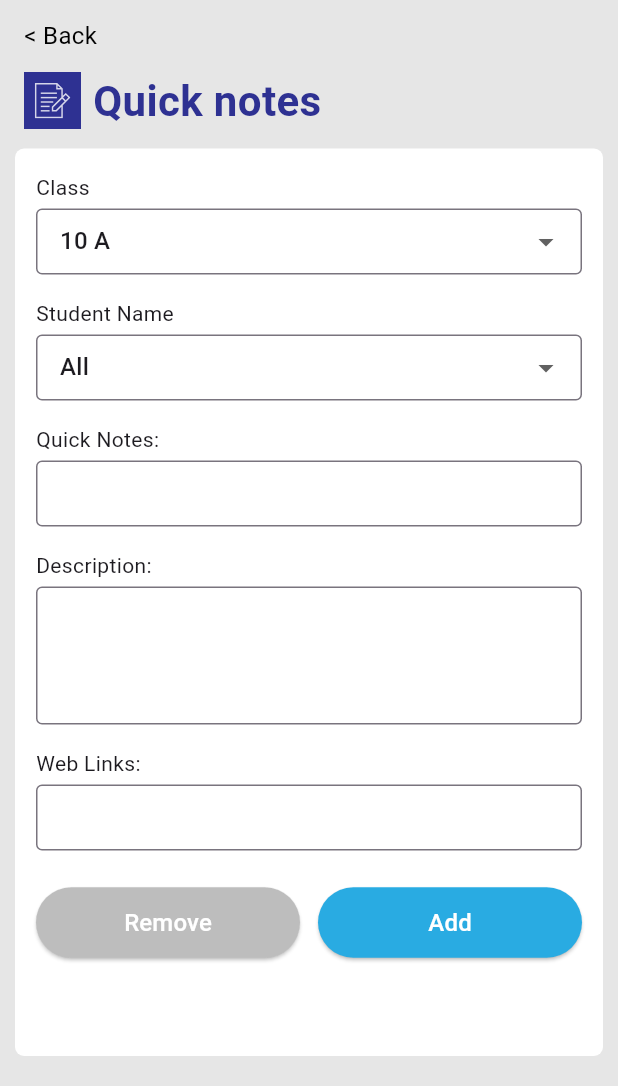
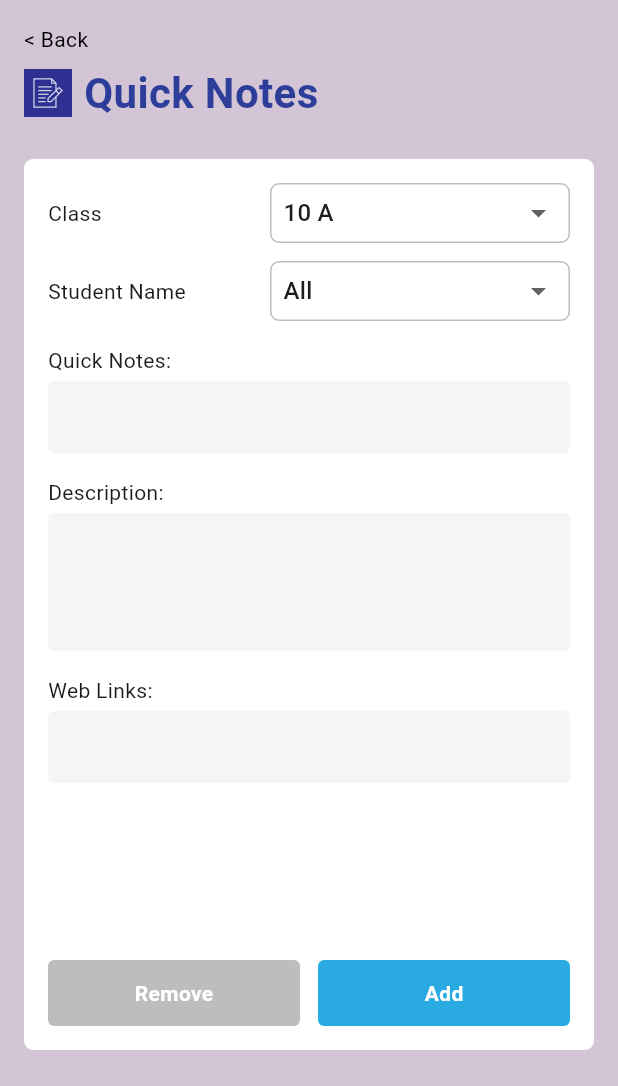
Before and after one commit to Sathiya-Developer007/EDLive-SchoolApp, a Flutter app: the AddQuickNotePage screen opened directly, on a phone screen of 412 x 824 dp, the part 150-1236 px from its top. Run offline on Flutter 3.47's test engine with Material 3 defaults, Android fonts, the phone set to English and light mode, and no system bars; our stand-ins replace flutter_svg, qr_flutter, shared_preferences; accounts and stored records are empty.

Commit message:
updated quick notes page ui design

```diff
--- a/lib/screens/teachers/teacher_quick_notes_addpage.dart
+++ b/lib/screens/teachers/teacher_quick_notes_addpage.dart
@@ -21,95 +21,144 @@ class _AddQuickNotePageState extends State<AddQuickNotePage> {
   @override
   Widget build(BuildContext context) {
     return Scaffold(
-      backgroundColor: const Color(0xFFE6E6E6),
+      backgroundColor: const Color(0xFFD3C4D6), // same purple bg
       appBar: TeacherAppBar(),
       drawer: MenuDrawer(),
       body: SafeArea(
-  child: Column(
-    children: [
-      // Top section (Back + Title)
-      Padding(
-        padding: const EdgeInsets.symmetric(horizontal: 16, vertical: 12),
+        child: Padding(
+          padding: const EdgeInsets.fromLTRB(16, 16, 16, 24),
           child: Column(
             crossAxisAlignment: CrossAxisAlignment.start,
             children: [
+              // Back + Title
               GestureDetector(
                 onTap: () => Navigator.pop(context),
                 child: const Text(
                   "< Back",
-                style: TextStyle(fontSize: 16, color: Colors.black),
+                  style: TextStyle(fontSize: 14, color: Colors.black),
                 ),
               ),
-            const SizedBox(height: 12),
+              const SizedBox(height: 6),
 
               Row(
                 children: [
                   Container(
-                  padding: const EdgeInsets.all(7),
-                  color: const Color(0xFF2E3192),
+                    padding: const EdgeInsets.all(6),
+                    decoration: const BoxDecoration(
+                      color: Color(0xFF2E3192),
+                    ),
                     child: SvgPicture.asset(
                       'assets/icons/quick_notes.svg',
-                    height: 24,
+                      height: 20,
+                      width: 20,
                       color: Colors.white,
                     ),
                   ),
                   const SizedBox(width: 8),
                   const Text(
-                  "Quick notes",
+                    "Quick Notes",
                     style: TextStyle(
+                      color: Color(0xFF2D3E9A),
+                      fontWeight: FontWeight.bold,
                       fontSize: 28,
-                    fontWeight: FontWeight.w700,
-                    color: Color(0xFF2E3192),
                     ),
                   ),
                 ],
               ),
-          ],
-        ),
-      ),
 
-      // White container that expands + scrolls internally
+              const SizedBox(height: 24),
+
+              // White container (same style as Resources page)
               Expanded(
                 child: Container(
-          margin: const EdgeInsets.only(bottom: 20,right: 10,left:10), // 20px gap at bottom
-          padding: const EdgeInsets.symmetric(horizontal: 14, vertical: 16),
                   decoration: BoxDecoration(
                     color: Colors.white,
                     borderRadius: BorderRadius.circular(6),
                   ),
+                  padding: const EdgeInsets.all(16),
+                  child: Column(
+                    crossAxisAlignment: CrossAxisAlignment.start,
+                    children: [
+                      // scrollable form
+                   Expanded(
   child: SingleChildScrollView(
     child: Column(
       crossAxisAlignment: CrossAxisAlignment.start,
       children: [
-                const Text("Class"),
-                const SizedBox(height: 4),
-                DropdownButtonFormField<String>(
+        // Class Row
+        Row(
+          mainAxisAlignment: MainAxisAlignment.spaceBetween,
+          children: [
+            const Text("Class", style: TextStyle(fontSize: 14)),
+            const SizedBox(width: 20),
+            SizedBox(
+              width: 200,
+              child: Container(
+                padding: const EdgeInsets.symmetric(horizontal: 8),
+                height: 40,
+                decoration: BoxDecoration(
+                  color: Colors.white,
+                  border: Border.all(color: Colors.grey.shade400),
+                  borderRadius: BorderRadius.circular(6),
+                ),
+                child: DropdownButton<String>(
                   value: selectedClass,
-                  decoration: _inputDecoration(),
-                  items: ["10 A", "9 B", "8 C"]
-                      .map((e) => DropdownMenuItem(value: e, child: Text(e)))
-                      .toList(),
+                  isExpanded: true,
+                  underline: const SizedBox(),
+                  items: ["10 A", "9 B", "8 C"].map((cls) {
+                    return DropdownMenuItem(
+                      value: cls,
+                      child: Text(cls),
+                    );
+                  }).toList(),
                   onChanged: (val) {
-                    setState(() => selectedClass = val);
+                    if (val != null) setState(() => selectedClass = val);
                   },
+                ),
+              ),
+            ),
+          ],
+        ),
+        const SizedBox(height: 12),
+
+        // Student Name Row
+        Row(
+          mainAxisAlignment: MainAxisAlignment.spaceBetween,
+          children: [
+            const Text("Student Name", style: TextStyle(fontSize: 14)),
+            const SizedBox(width: 20),
+            SizedBox(
+              width: 200,
+              child: Container(
+                padding: const EdgeInsets.symmetric(horizontal: 8),
+                height: 40,
+                decoration: BoxDecoration(
+                  color: Colors.white,
+                  border: Border.all(color: Colors.grey.shade400),
+                  borderRadius: BorderRadius.circular(6),
+                ),
+                child: DropdownButton<String>(
+                  value: selectedStudent,
+                  isExpanded: true,
+                  underline: const SizedBox(),
+                  items: ["All", "John", "Ananya", "Rahul"].map((stu) {
+                    return DropdownMenuItem(
+                      value: stu,
+                      child: Text(stu),
+                    );
+                  }).toList(),
+                  onChanged: (val) {
+                    if (val != null) setState(() => selectedStudent = val);
+                  },
+                ),
+              ),
+            ),
+          ],
         ),
         const SizedBox(height: 16),
 
-                const Text("Student Name"),
-                const SizedBox(height: 4),
-                DropdownButtonFormField<String>(
-                  value: selectedStudent,
-                  decoration: _inputDecoration(),
-                  items: ["All", "John", "Ananya", "Rahul"]
-                      .map((e) => DropdownMenuItem(value: e, child: Text(e)))
-                      .toList(),
-                  onChanged: (val) {
-                    setState(() => selectedStudent = val);
-                  },
-                ),
-                const SizedBox(height: 16),
-
-                const Text("Quick Notes:"),
+        // Quick Notes
+        const Text("Quick Notes:", style: TextStyle(fontSize: 14)),
         const SizedBox(height: 4),
         TextField(
           controller: noteController,
@@ -117,7 +166,8 @@ class _AddQuickNotePageState extends State<AddQuickNotePage> {
         ),
         const SizedBox(height: 16),
 
-                const Text("Description:"),
+        // Description
+        const Text("Description:", style: TextStyle(fontSize: 14)),
         const SizedBox(height: 4),
         TextField(
           controller: descController,
@@ -126,44 +176,66 @@ class _AddQuickNotePageState extends State<AddQuickNotePage> {
         ),
         const SizedBox(height: 16),
 
-                const Text("Web Links:"),
+        // Web Links
+        const Text("Web Links:", style: TextStyle(fontSize: 14)),
         const SizedBox(height: 4),
         TextField(
           controller: linkController,
           decoration: _inputDecoration(),
         ),
-                const SizedBox(height: 24),
+        const SizedBox(height: 16),
+      ],
+    ),
+  ),
+),
 
+
+                      const SizedBox(height: 16),
+
+                      // Buttons always at bottom
                       Row(
                         children: [
                           Expanded(
-                      child: ElevatedButton(
-                        style: ElevatedButton.styleFrom(
-                          backgroundColor: Colors.grey.shade400,
-                          padding:
-                              const EdgeInsets.symmetric(vertical: 12),
+                            child: Container(
+                              height: 44,
+                              decoration: BoxDecoration(
+                                color: Colors.grey.shade400,
+                                borderRadius: BorderRadius.circular(4),
                               ),
-                        onPressed: () {},
-                        child: const Text(
+                              child: const Center(
+                                child: Text(
                                   "Remove",
-                          style:
-                              TextStyle(color: Colors.white, fontSize: 16),
+                                  style: TextStyle(
+                                    color: Colors.white,
+                                    fontWeight: FontWeight.w600,
+                                  ),
+                                ),
                               ),
                             ),
                           ),
                           const SizedBox(width: 12),
                           Expanded(
-                      child: ElevatedButton(
-                        style: ElevatedButton.styleFrom(
-                          backgroundColor: const Color(0xFF29ABE2),
-                          padding:
-                              const EdgeInsets.symmetric(vertical: 12),
+                            child: GestureDetector(
+                              onTap: () {
+                                debugPrint("Added Quick Note: "
+                                    "${noteController.text}, ${descController.text}, ${linkController.text}");
+                                Navigator.pop(context);
+                              },
+                              child: Container(
+                                height: 44,
+                                decoration: BoxDecoration(
+                                  color: const Color(0xFF29ABE2),
+                                  borderRadius: BorderRadius.circular(4),
                                 ),
-                        onPressed: () {},
-                        child: const Text(
+                                child: const Center(
+                                  child: Text(
                                     "Add",
-                          style:
-                              TextStyle(color: Colors.white, fontSize: 16),
+                                    style: TextStyle(
+                                      color: Colors.white,
+                                      fontWeight: FontWeight.w600,
+                                    ),
+                                  ),
+                                ),
                               ),
                             ),
                           ),
@@ -172,9 +244,9 @@ class _AddQuickNotePageState extends State<AddQuickNotePage> {
                     ],
                   ),
                 ),
+              )
+            ],
           ),
-      ),
-    ],
         ),
       ),
     );
@@ -182,11 +254,13 @@ class _AddQuickNotePageState extends State<AddQuickNotePage> {
 
   InputDecoration _inputDecoration() {
     return InputDecoration(
-      isDense: true,
-      contentPadding: const EdgeInsets.symmetric(horizontal: 12, vertical: 10),
+      filled: true,
+      fillColor: const Color(0xFFF5F5F5),
+      contentPadding:
+          const EdgeInsets.symmetric(horizontal: 12, vertical: 10),
       border: OutlineInputBorder(
         borderRadius: BorderRadius.circular(4),
-        borderSide: const BorderSide(color: Colors.black26),
+        borderSide: BorderSide.none,
       ),
     );
   }
```
Lines whose indentation alone changed are shown as unchanged.
